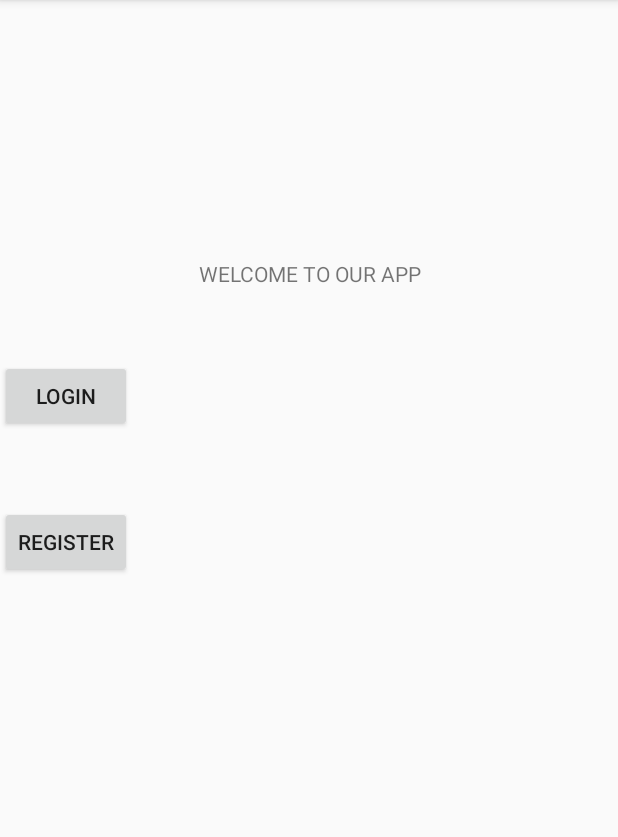
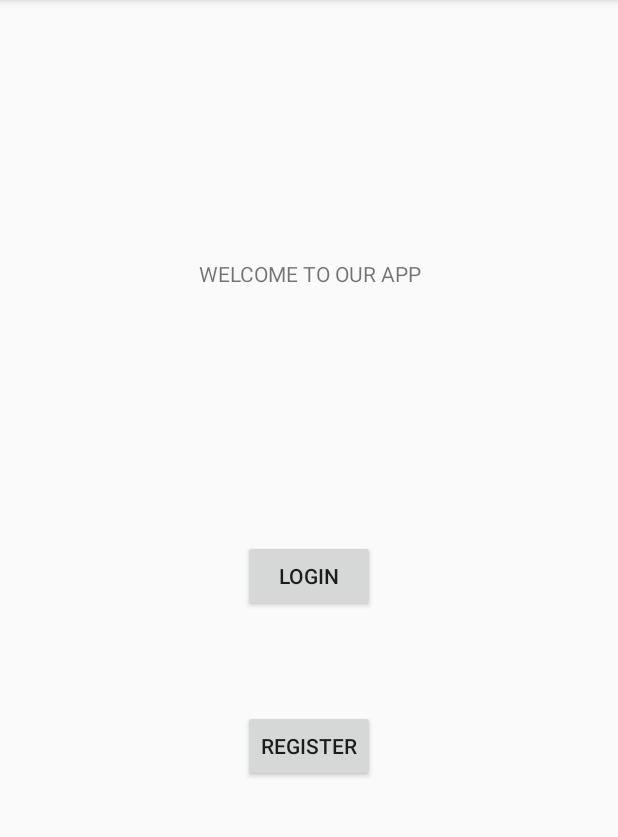
Before and after one commit to davidzhao98/rat-track-app, an Android app: the screen it shows after launch (MainActivity), on a phone screen of 412 x 824 dp, the part 84-921 px from its top. Run offline under Robolectric (Android 15) with nearby library versions, the phone set to English and light mode, and no system bars.

Commit message:
Centered the buttons

```diff
--- a/RatTrackApp/app/src/main/res/layout/activity_main.xml
+++ b/RatTrackApp/app/src/main/res/layout/activity_main.xml
@@ -9,7 +9,6 @@
     <TextView
         android:layout_width="wrap_content"
         android:layout_height="wrap_content"
-        android:layout_marginBottom="-1dp"
         android:layout_marginTop="8dp"
         android:text="WELCOME TO OUR APP"
         app:layout_constraintBottom_toBottomOf="parent"
@@ -25,17 +24,20 @@
         android:layout_width="wrap_content"
         android:layout_height="wrap_content"
         android:text="LOGIN"
-        tools:layout_editor_absoluteX="148dp"
-        android:layout_marginTop="48dp"
-        app:layout_constraintTop_toBottomOf="@+id/textView" />
+        app:layout_constraintRight_toRightOf="parent"
+        app:layout_constraintLeft_toLeftOf="parent"
+        app:layout_constraintBottom_toBottomOf="parent"
+        app:layout_constraintTop_toTopOf="parent" />
 
     <Button
         android:id="@+id/button3"
         android:layout_width="wrap_content"
         android:layout_height="wrap_content"
         android:text="REGISTER"
-        tools:layout_editor_absoluteX="148dp"
-        android:layout_marginTop="49dp"
-        app:layout_constraintTop_toBottomOf="@+id/button" />
+        app:layout_constraintBottom_toBottomOf="parent"
+        app:layout_constraintRight_toRightOf="parent"
+        app:layout_constraintLeft_toLeftOf="parent"
+        app:layout_constraintTop_toBottomOf="@+id/textView"
+        app:layout_constraintVertical_bias="0.533" />
 
 </android.support.constraint.ConstraintLayout>
```
